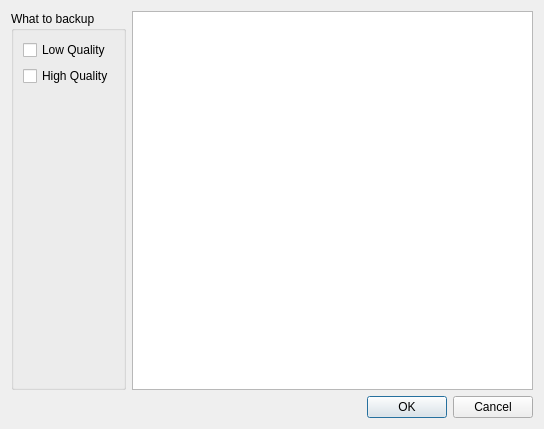
Qt form client/src/ui/dialogs/backup_settings_dialog.ui (networkoptix/nx_open) before a commit.
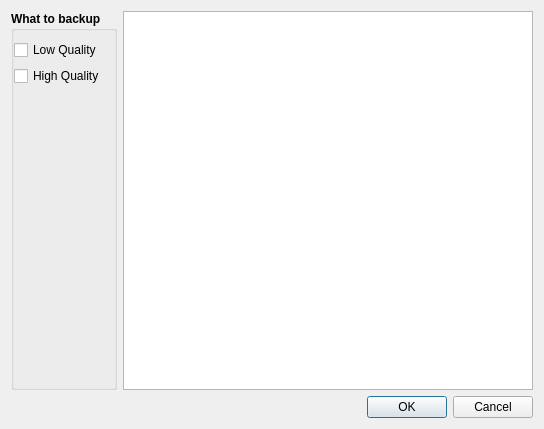
The same form after that commit. Custom widgets are drawn as their Qt base class.

What changed in the file:
```diff
--- a/client/src/ui/dialogs/backup_settings_dialog.ui
+++ b/client/src/ui/dialogs/backup_settings_dialog.ui
@@ -18,6 +18,12 @@
     <layout class="QHBoxLayout" name="horizontalLayout">
      <item>
       <widget class="QGroupBox" name="groupBox">
+       <property name="font">
+        <font>
+         <weight>75</weight>
+         <bold>true</bold>
+        </font>
+       </property>
        <property name="title">
         <string>What to backup</string>
        </property>
@@ -25,8 +31,17 @@
         <bool>true</bool>
        </property>
        <layout class="QVBoxLayout" name="verticalLayout">
+        <property name="leftMargin">
+         <number>0</number>
+        </property>
         <item>
          <widget class="QCheckBox" name="checkBoxLQ">
+          <property name="font">
+           <font>
+            <weight>50</weight>
+            <bold>false</bold>
+           </font>
+          </property>
           <property name="text">
            <string>Low Quality</string>
           </property>
@@ -34,6 +49,12 @@
         </item>
         <item>
          <widget class="QCheckBox" name="checkBoxHQ">
+          <property name="font">
+           <font>
+            <weight>50</weight>
+            <bold>false</bold>
+           </font>
+          </property>
           <property name="text">
            <string>High Quality</string>
           </property>
```
